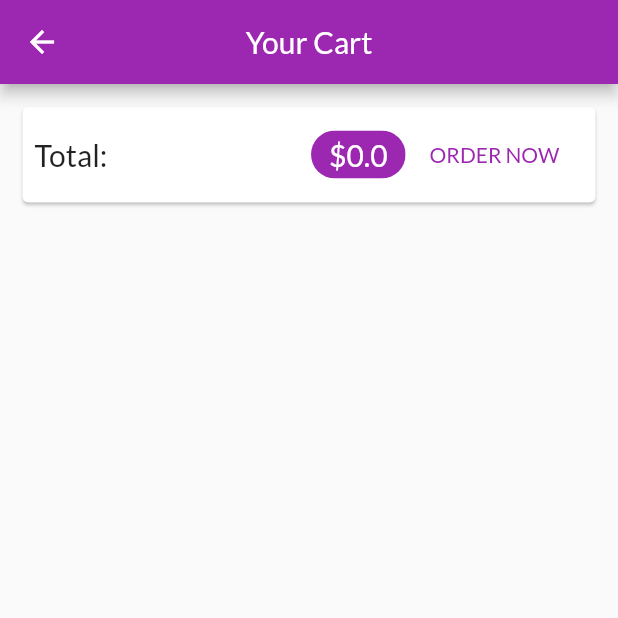
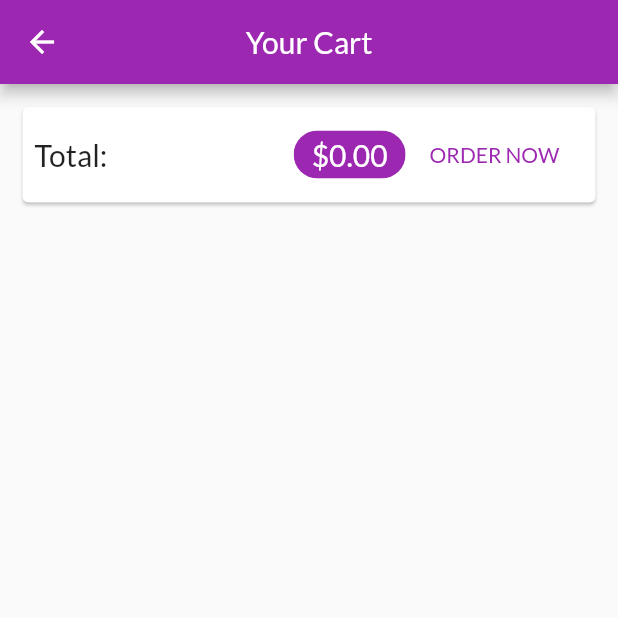
Before and after one commit to zhenyakr/flutter_shop_app, a Flutter app: the CartPage screen opened by its route, after a tap on "ORDER NOW", on a phone screen of 412 x 824 dp, the top half of it. Run offline on Flutter 3.47's test engine with Material 2 defaults, Android fonts, the phone set to English and light mode, and no system bars; network calls fail.

Commit message:
add managing products functionality

```diff
--- a/lib/pages/cart_page.dart
+++ b/lib/pages/cart_page.dart
@@ -2,6 +2,7 @@ import 'package:flutter/material.dart';
 import 'package:flutter_shop_app/widgets/cart_item.dart';
 import '../providers/cart.dart' show Cart;
 import 'package:provider/provider.dart';
+import '../providers/orders.dart';
 
 class CartPage extends StatelessWidget {
   static const routeName = '/cart';
@@ -29,14 +30,18 @@ class CartPage extends StatelessWidget {
                   Spacer(),
                   Chip(
                     label: Text(
-                      '\$${cart.totalAmount}',
+                      '\$${cart.totalAmount.toStringAsFixed(2)}',
                       style: Theme.of(context).primaryTextTheme.title,
                     ),
                     backgroundColor: Theme.of(context).primaryColor,
                   ),
                   FlatButton(
                     child: const Text('ORDER NOW'),
-                    onPressed: () {},
+                    onPressed: () {
+                      Provider.of<Orders>(context, listen: false).addOrder(
+                          cart.items.values.toList(), cart.totalAmount);
+                      cart.clear();
+                    },
                     textColor: Theme.of(context).primaryColor,
                   )
                 ],
--- /dev/null
+++ b/lib/pages/orders_page.dart
@@ -0,0 +1,26 @@
+import 'package:flutter/material.dart';
+import 'package:flutter_shop_app/widgets/app_drawer.dart';
+import 'package:provider/provider.dart';
+import '../providers/orders.dart' show Orders;
+import '../widgets/order_item.dart';
+
+class OrdersPage extends StatelessWidget {
+  static const routeName = '/orders';
+
+  @override
+  Widget build(BuildContext context) {
+    final ordersData = Provider.of<Orders>(context);
+
+    return Scaffold(
+      appBar: AppBar(
+        title: const Text('Your Orders'),
+        centerTitle: true,
+      ),
+      drawer: AppDrawer(),
+      body: ListView.builder(
+        itemCount: ordersData.orders.length,
+        itemBuilder: (ctx, i) => OrderItem(ordersData.orders[i]),
+      ),
+    );
+  }
+}
--- a/lib/pages/products_overview_page.dart
+++ b/lib/pages/products_overview_page.dart
@@ -1,6 +1,7 @@
 import 'package:flutter/material.dart';
 import 'package:flutter_shop_app/pages/cart_page.dart';
 import 'package:flutter_shop_app/providers/cart.dart';
+import 'package:flutter_shop_app/widgets/app_drawer.dart';
 import 'package:provider/provider.dart';
 import '../widgets/products_grid.dart';
 import '../widgets/badge.dart';
@@ -64,6 +65,7 @@ class _ProductsOverviewPageState extends State<ProductsOverviewPage> {
           ),
         ],
       ),
+      drawer: AppDrawer(),
       body: ProductsGrid(_showOnlyFavorites),
     );
   }
--- /dev/null
+++ b/lib/providers/orders.dart
@@ -0,0 +1,35 @@
+import 'package:flutter/foundation.dart';
+import 'package:flutter_shop_app/providers/cart.dart';
+
+class OrderItem {
+  final String id;
+  final double amoount;
+  final List<CartItem> products;
+  final DateTime dateTime;
+
+  OrderItem(
+      {@required this.id,
+      @required this.amoount,
+      @required this.products,
+      @required this.dateTime});
+}
+
+class Orders with ChangeNotifier {
+  List<OrderItem> _orders = [];
+
+  List<OrderItem> get orders {
+    return [..._orders];
+  }
+
+  void addOrder(List<CartItem> cartProducts, double total) {
+    _orders.insert(
+      0,
+      OrderItem(
+          id: DateTime.now().toString(),
+          amoount: total,
+          products: cartProducts,
+          dateTime: DateTime.now()),
+    );
+    notifyListeners();
+  }
+}
--- /dev/null
+++ b/lib/widgets/order_item.dart
@@ -0,0 +1,67 @@
+import 'package:flutter/material.dart';
+import 'package:intl/intl.dart';
+import 'dart:math';
+import '../providers/orders.dart' as ord;
+
+class OrderItem extends StatefulWidget {
+  final ord.OrderItem order;
+
+  const OrderItem(this.order);
+
+  @override
+  _OrderItemState createState() => _OrderItemState();
+}
+
+class _OrderItemState extends State<OrderItem> {
+  var _expanded = false;
+
+  @override
+  Widget build(BuildContext context) {
+    return Card(
+      margin: const EdgeInsets.all(10),
+      child: Column(
+        children: [
+          ListTile(
+            title: Text('\$${widget.order.amoount}'),
+            subtitle: Text(
+              DateFormat('dd/MM/yyyy hh:mm').format(widget.order.dateTime),
+            ),
+            trailing: IconButton(
+              icon: Icon(_expanded ? Icons.expand_less : Icons.expand_more),
+              onPressed: () {
+                setState(() {
+                  _expanded = !_expanded;
+                });
+              },
+            ),
+          ),
+          if (_expanded)
+            Container(
+              padding: const EdgeInsets.symmetric(horizontal: 15, vertical: 4),
+              height: min(widget.order.products.length * 20.0 + 30, 120),
+              child: ListView(
+                  children: widget.order.products
+                      .map(
+                        (prod) => Row(
+                          mainAxisAlignment: MainAxisAlignment.spaceBetween,
+                          children: [
+                            Text(
+                              prod.title,
+                              style: TextStyle(
+                                  fontSize: 18, fontWeight: FontWeight.bold),
+                            ),
+                            Text(
+                              '\$${prod.quantity}x \$${prod.price}',
+                              style:
+                                  TextStyle(fontSize: 18, color: Colors.grey),
+                            ),
+                          ],
+                        ),
+                      )
+                      .toList()),
+            ),
+        ],
+      ),
+    );
+  }
+}
--- a/pubspec.yaml
+++ b/pubspec.yaml
@@ -24,6 +24,7 @@ dependencies:
   flutter:
     sdk: flutter
   provider: ^4.3.2+2
+  intl: ^0.16.1
 
 
   # The following adds the Cupertino Icons font to your application.
```
Also changed, not shown: lib/main.dart (+10 -0 lines), lib/pages/edit_product_page.dart (added, +264 -0 lines), lib/pages/product_detail_page.dart (+35 -3 lines), lib/pages/user_products_page.dart (added, +46 -0 lines), lib/providers/cart.dart (+25 -0 lines), lib/providers/products_provider.dart (+25 -2 lines), lib/widgets/app_drawer.dart (added, +44 -0 lines), lib/widgets/cart_item.dart (+23 -0 lines), lib/widgets/product_item.dart (+15 -0 lines), lib/widgets/user_product_item.dart (added, +44 -0 lines), pubspec.lock.
